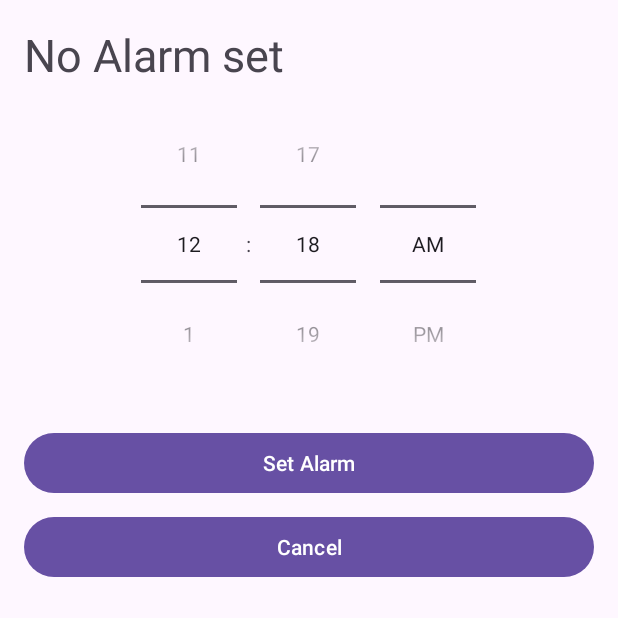
After one commit to Heejae-L/DaMoYeo, an Android app: the SetAlarmActivity screen opened directly, with no data from a screen before it, on a phone screen of 412 x 824 dp, the top half of it. The commit adds this screen. Run offline under Robolectric (Android 15) with nearby library versions, the phone set to English and light mode, and no system bars.

Commit message:
not finished diary alarm

```diff
--- a/app/build.gradle.kts
+++ b/app/build.gradle.kts
@@ -83,6 +83,8 @@ dependencies {
     implementation("com.google.android.gms:play-services-maps:18.2.0")
     implementation("com.google.android.libraries.places:places:3.4.0")
 
+    implementation ("androidx.core:core-ktx:1.7.0") // 노티피케이션을 위한 패키지
+
 
 
 
--- a/app/src/main/AndroidManifest.xml
+++ b/app/src/main/AndroidManifest.xml
@@ -2,10 +2,12 @@
 <manifest xmlns:android="http://schemas.android.com/apk/res/android"
     xmlns:tools="http://schemas.android.com/tools">
     <uses-permission android:name="android.permission.INTERNET"/>
+    <uses-permission android:name="android.permission.POST_NOTIFICATIONS" />
     <uses-permission android:name="android.permission.WRITE_EXTERNAL_STORAGE"/>
     <uses-permission android:name="android.permission.READ_EXTERNAL_STORAGE"/>
     <uses-permission android:name="android.permission.ACCESS_NETWORK_STATE" />
     <uses-permission android:name="android.permission.GET_ACCOUNTS" />
+    <uses-permission android:name="android.permission.SCHEDULE_EXACT_ALARM" />
     <application
         android:allowBackup="true"
         android:dataExtractionRules="@xml/data_extraction_rules"
@@ -49,6 +51,8 @@
         <activity android:name=".CalendarActivity"/>
         <activity android:name=".EventDetailsActivity"/>
         <activity android:name=".MapActivity"/>
+        <activity android:name=".SetAlarmActivity"/>
+        <receiver android:name=".AlertReceiver" />
     </application>
 
 </manifest>
--- /dev/null
+++ b/app/src/main/java/android/org/firebasetest/SetAlarmActivity.java
@@ -0,0 +1,92 @@
+package android.org.firebasetest;
+
+import android.annotation.SuppressLint;
+import android.app.AlarmManager;
+import android.app.PendingIntent;
+import android.content.Context;
+import android.content.Intent;
+import android.os.Bundle;
+import android.util.Log;
+import android.view.View;
+import android.widget.Button;
+import android.widget.TextView;
+import android.widget.TimePicker;
+import androidx.appcompat.app.AppCompatActivity;
+
+import java.text.DateFormat;
+import java.util.Calendar;
+
+public class SetAlarmActivity extends AppCompatActivity {
+    private TimePicker timePicker;
+    private AlarmManager alarmManager;
+    private NotificationHelper mNotificationHelper;
+    private TextView mTextView;
+    Button buttonCancelAlarm;
+
+    private static final String CHANNEL_ID = "channel1";
+
+    @Override
+    protected void onCreate(Bundle savedInstanceState) {
+        super.onCreate(savedInstanceState);
+        setContentView(R.layout.activity_set_alarm);
+
+        timePicker = findViewById(R.id.timePicker);
+        mTextView =  findViewById(R.id.textView);
+        buttonCancelAlarm = findViewById(R.id.btnCancel);
+
+        findViewById(R.id.btnSetAlarm).setOnClickListener(v -> setAlarm());
+        buttonCancelAlarm.setOnClickListener(new View.OnClickListener(){
+            @Override
+            public void onClick (View v) {
+                cancelAlarm();
+            }
+        });
+    }
+
+    private void setAlarm() {
+        int hour = timePicker.getCurrentHour();
+        int minute = timePicker.getCurrentMinute();
+
+        Calendar calendar = Calendar.getInstance();
+        calendar.set(Calendar.HOUR_OF_DAY, hour);
+        calendar.set(Calendar.MINUTE, minute);
+        calendar.set(Calendar.SECOND, 0);
+        Log.d("SetAlarmActivity","result"+ minute+" : " + hour);
+        updateTimeText(calendar);
+        startAlarm(calendar);
+
+    }
+
+    private void updateTimeText(Calendar c){
+        String timeText = "Alarm set for : ";
+        timeText += DateFormat.getTimeInstance(DateFormat.SHORT).format(c.getTime());
+
+        mTextView.setText(timeText);
+    }
+
+    @SuppressLint("ScheduleExactAlarm")
+    private void startAlarm(Calendar c){
+        AlarmManager alarmManager = (AlarmManager) getSystemService(Context.ALARM_SERVICE);
+        Intent intent = new Intent(this, AlertReceiver.class);
+        intent.putExtra("title", "다이어리");
+        intent.putExtra("message", "다이어리를 작성할 시간입니다.");
+        PendingIntent pendingIntent = PendingIntent.getBroadcast(this, 1, intent, PendingIntent.FLAG_IMMUTABLE | PendingIntent.FLAG_UPDATE_CURRENT);
+
+        if(c.before(Calendar.getInstance())){
+            c.add(Calendar.DATE, 1);
+        }
+        alarmManager.setExact(AlarmManager.RTC_WAKEUP, c.getTimeInMillis(), pendingIntent);
+    }
+
+    private void cancelAlarm(){
+        AlarmManager alarmManager = (AlarmManager) getSystemService(Context.ALARM_SERVICE);
+        Intent intent = new Intent(this, AlertReceiver.class);
+        // Add FLAG_IMMUTABLE to the PendingIntent
+        PendingIntent pendingIntent = PendingIntent.getBroadcast(this, 1, intent, PendingIntent.FLAG_IMMUTABLE);
+
+        alarmManager.cancel(pendingIntent);
+        mTextView.setText("Alarm canceled");
+    }
+
+
+}
--- a/app/src/main/java/android/org/firebasetest/ViewDiariesActivity.java
+++ b/app/src/main/java/android/org/firebasetest/ViewDiariesActivity.java
@@ -43,7 +43,7 @@ public class ViewDiariesActivity extends AppCompatActivity {
 
         setupDiaryListView();
         setupSwipeRefreshLayout();
-        setupWriteDiaryButton();
+        setupButton();
 
         BottomNavigationView bottomNavigationView = findViewById(R.id.bottom_navigation);
         NavigationHelper.setupBottomNavigationView(bottomNavigationView, this);
@@ -73,8 +73,9 @@ public class ViewDiariesActivity extends AppCompatActivity {
         });
     }
 
-    private void setupWriteDiaryButton() {
+    private void setupButton() {
         findViewById(R.id.writeDiary).setOnClickListener(v -> startActivity(new Intent(ViewDiariesActivity.this, WriteDiaryActivity.class)));
+        findViewById(R.id.btnSetAlarm).setOnClickListener(v -> startActivity(new Intent(ViewDiariesActivity.this, SetAlarmActivity.class)));
     }
 
     private void loadDiaries() {
--- /dev/null
+++ b/app/src/main/res/layout/activity_set_alarm.xml
@@ -0,0 +1,39 @@
+<?xml version="1.0" encoding="utf-8"?>
+<LinearLayout xmlns:android="http://schemas.android.com/apk/res/android"
+    xmlns:tools="http://schemas.android.com/tools"
+    android:layout_width="match_parent"
+    android:layout_height="match_parent"
+    android:orientation="vertical"
+    android:padding="16dp"
+    tools:context=".SetAlarmActivity">
+
+    <TextView
+        android:id="@+id/textView"
+        android:layout_width="wrap_content"
+        android:layout_height="wrap_content"
+        android:text="No Alarm set"
+        android:textSize="30sp"/>
+
+    <!-- TimePicker to select the alarm time -->
+    <TimePicker
+        android:id="@+id/timePicker"
+        android:layout_width="match_parent"
+        android:layout_height="wrap_content"
+        android:timePickerMode="spinner" />
+
+    <!-- Button to set the alarm -->
+    <Button
+        android:id="@+id/btnSetAlarm"
+        android:layout_width="match_parent"
+        android:layout_height="wrap_content"
+        android:text="Set Alarm"
+        android:layout_marginTop="16dp" />
+
+    <!-- Button to cancel the setting process -->
+    <Button
+        android:id="@+id/btnCancel"
+        android:layout_width="match_parent"
+        android:layout_height="wrap_content"
+        android:text="Cancel"
+        android:layout_marginTop="8dp" />
+</LinearLayout>
```
Also changed, not shown: app/src/main/java/android/org/firebasetest/AlertReceiver.java (added, +24 -0 lines), app/src/main/java/android/org/firebasetest/NotificationHelper.java (added, +80 -0 lines), app/src/main/res/drawable/ic_timer.xml (added, +10 -0 lines), app/src/main/res/layout/activity_view_diaries.xml (+11 -1 lines).
